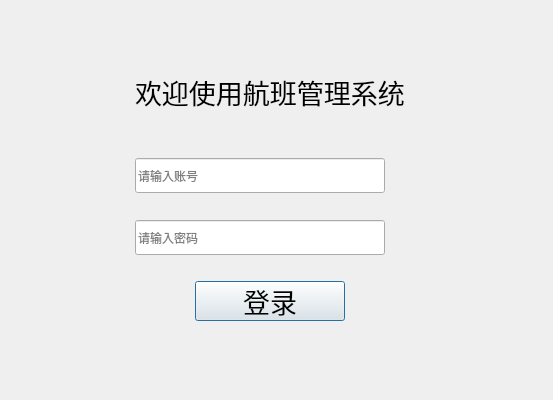
Qt form LoginDlg.ui (ImmortalWatcher/Flient_Management) before a commit.
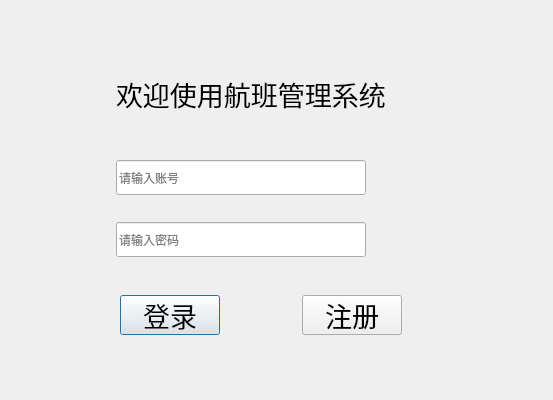
The same form after that commit.

What changed in the file:
```diff
--- a/LoginDlg.ui
+++ b/LoginDlg.ui
@@ -16,28 +16,15 @@
   <widget class="QWidget" name="">
    <property name="geometry">
     <rect>
-     <x>32</x>
-     <y>14</y>
-     <width>496</width>
-     <height>355</height>
+     <x>34</x>
+     <y>16</y>
+     <width>454</width>
+     <height>351</height>
     </rect>
    </property>
    <layout class="QGridLayout" name="gridLayout">
-    <item row="3" column="0" rowspan="3">
-     <spacer name="horizontalSpacer_3">
-      <property name="orientation">
-       <enum>Qt::Orientation::Horizontal</enum>
-      </property>
-      <property name="sizeHint" stdset="0">
-       <size>
-        <width>108</width>
-        <height>20</height>
-       </size>
-      </property>
-     </spacer>
-    </item>
-    <item row="2" column="1" colspan="3">
-     <spacer name="verticalSpacer_3">
+    <item row="0" column="2">
+     <spacer name="verticalSpacer">
       <property name="orientation">
        <enum>Qt::Orientation::Vertical</enum>
       </property>
@@ -47,52 +34,12 @@
       <property name="sizeHint" stdset="0">
        <size>
         <width>20</width>
-        <height>40</height>
+        <height>58</height>
        </size>
       </property>
      </spacer>
     </item>
-    <item row="7" column="1">
-     <spacer name="horizontalSpacer">
-      <property name="orientation">
-       <enum>Qt::Orientation::Horizontal</enum>
-      </property>
-      <property name="sizeHint" stdset="0">
-       <size>
-        <width>40</width>
-        <height>20</height>
-       </size>
-      </property>
-     </spacer>
-    </item>
-    <item row="7" column="2">
-     <widget class="QPushButton" name="loginBtn">
-      <property name="enabled">
-       <bool>true</bool>
-      </property>
-      <property name="minimumSize">
-       <size>
-        <width>150</width>
-        <height>40</height>
-       </size>
-      </property>
-      <property name="maximumSize">
-       <size>
-        <width>150</width>
-        <height>40</height>
-       </size>
-      </property>
-      <property name="font">
-       <font>
-        <pointsize>20</pointsize>
-       </font>
-      </property>
-      <property name="text">
-       <string>登录</string>
-      </property>
-     </widget>
-    </item>
-    <item row="1" column="1" colspan="3">
+    <item row="1" column="1" colspan="2">
      <widget class="QLabel" name="label">
       <property name="font">
        <font>
@@ -104,7 +51,36 @@
       </property>
      </widget>
     </item>
-    <item row="3" column="1" colspan="3">
+    <item row="2" column="1">
+     <spacer name="verticalSpacer_3">
+      <property name="orientation">
+       <enum>Qt::Orientation::Vertical</enum>
+      </property>
+      <property name="sizeType">
+       <enum>QSizePolicy::Policy::Fixed</enum>
+      </property>
+      <property name="sizeHint" stdset="0">
+       <size>
+        <width>20</width>
+        <height>40</height>
+       </size>
+      </property>
+     </spacer>
+    </item>
+    <item row="3" column="0" rowspan="3">
+     <spacer name="horizontalSpacer_3">
+      <property name="orientation">
+       <enum>Qt::Orientation::Horizontal</enum>
+      </property>
+      <property name="sizeHint" stdset="0">
+       <size>
+        <width>87</width>
+        <height>90</height>
+       </size>
+      </property>
+     </spacer>
+    </item>
+    <item row="3" column="1" colspan="2">
      <widget class="QLineEdit" name="AccountEdit">
       <property name="minimumSize">
        <size>
@@ -123,52 +99,36 @@
       </property>
      </widget>
     </item>
-    <item row="6" column="2">
-     <spacer name="verticalSpacer_4">
+    <item row="3" column="3" rowspan="3">
+     <spacer name="horizontalSpacer_4">
       <property name="orientation">
-       <enum>Qt::Orientation::Vertical</enum>
+       <enum>Qt::Orientation::Horizontal</enum>
       </property>
-      <property name="sizeType">
-       <enum>QSizePolicy::Policy::Fixed</enum>
-      </property>
       <property name="sizeHint" stdset="0">
        <size>
-        <width>20</width>
-        <height>20</height>
+        <width>107</width>
+        <height>90</height>
        </size>
       </property>
      </spacer>
     </item>
-    <item row="8" column="2">
-     <spacer name="verticalSpacer_2">
+    <item row="4" column="2">
+     <spacer name="verticalSpacer_5">
       <property name="orientation">
        <enum>Qt::Orientation::Vertical</enum>
       </property>
-      <property name="sizeHint" stdset="0">
-       <size>
-        <width>17</width>
-        <height>98</height>
-       </size>
-      </property>
-     </spacer>
-    </item>
-    <item row="0" column="2">
-     <spacer name="verticalSpacer">
-      <property name="orientation">
-       <enum>Qt::Orientation::Vertical</enum>
-      </property>
       <property name="sizeType">
        <enum>QSizePolicy::Policy::Fixed</enum>
       </property>
       <property name="sizeHint" stdset="0">
        <size>
         <width>20</width>
-        <height>58</height>
+        <height>15</height>
        </size>
       </property>
      </spacer>
     </item>
-    <item row="5" column="1" colspan="3">
+    <item row="5" column="1" colspan="2">
      <widget class="QLineEdit" name="PasswordEdit">
       <property name="minimumSize">
        <size>
@@ -190,44 +150,124 @@
       </property>
      </widget>
     </item>
-    <item row="3" column="4" rowspan="3">
-     <spacer name="horizontalSpacer_4">
+    <item row="6" column="2">
+     <spacer name="verticalSpacer_2">
       <property name="orientation">
+       <enum>Qt::Orientation::Vertical</enum>
+      </property>
+      <property name="sizeHint" stdset="0">
+       <size>
+        <width>20</width>
+        <height>28</height>
+       </size>
+      </property>
+     </spacer>
+    </item>
+    <item row="7" column="0" colspan="4">
+     <widget class="QWidget" name="widget" native="true">
+      <layout class="QHBoxLayout" name="horizontalLayout">
+       <item>
+        <spacer name="horizontalSpacer">
+         <property name="orientation">
        <enum>Qt::Orientation::Horizontal</enum>
       </property>
       <property name="sizeHint" stdset="0">
        <size>
-        <width>128</width>
+           <width>72</width>
+           <height>37</height>
+          </size>
+         </property>
+        </spacer>
+       </item>
+       <item>
+        <widget class="QPushButton" name="loginBtn">
+         <property name="enabled">
+          <bool>true</bool>
+         </property>
+         <property name="minimumSize">
+          <size>
+           <width>100</width>
+           <height>40</height>
+          </size>
+         </property>
+         <property name="maximumSize">
+          <size>
+           <width>100</width>
+           <height>40</height>
+          </size>
+         </property>
+         <property name="font">
+          <font>
+           <pointsize>20</pointsize>
+          </font>
+         </property>
+         <property name="text">
+          <string>登录</string>
+         </property>
+        </widget>
+       </item>
+       <item>
+        <spacer name="horizontalSpacer_5">
+         <property name="orientation">
+          <enum>Qt::Orientation::Horizontal</enum>
+         </property>
+         <property name="sizeHint" stdset="0">
+          <size>
+           <width>71</width>
         <height>20</height>
        </size>
       </property>
      </spacer>
     </item>
-    <item row="7" column="3">
+       <item>
+        <widget class="QPushButton" name="regBtn">
+         <property name="minimumSize">
+          <size>
+           <width>100</width>
+           <height>40</height>
+          </size>
+         </property>
+         <property name="maximumSize">
+          <size>
+           <width>100</width>
+           <height>40</height>
+          </size>
+         </property>
+         <property name="font">
+          <font>
+           <pointsize>20</pointsize>
+          </font>
+         </property>
+         <property name="text">
+          <string>注册</string>
+         </property>
+        </widget>
+       </item>
+       <item>
      <spacer name="horizontalSpacer_2">
       <property name="orientation">
        <enum>Qt::Orientation::Horizontal</enum>
       </property>
       <property name="sizeHint" stdset="0">
        <size>
-        <width>40</width>
-        <height>20</height>
+           <width>72</width>
+           <height>37</height>
        </size>
       </property>
      </spacer>
     </item>
-    <item row="4" column="2">
-     <spacer name="verticalSpacer_5">
+      </layout>
+     </widget>
+    </item>
+    <item row="8" column="2">
+     <spacer name="verticalSpacer_4">
       <property name="orientation">
        <enum>Qt::Orientation::Vertical</enum>
       </property>
-      <property name="sizeType">
-       <enum>QSizePolicy::Policy::Fixed</enum>
-      </property>
       <property name="sizeHint" stdset="0">
        <size>
         <width>20</width>
-        <height>15</height>
+        <height>28</height>
        </size>
       </property>
      </spacer>
```
Lines whose indentation alone changed are shown as unchanged.
